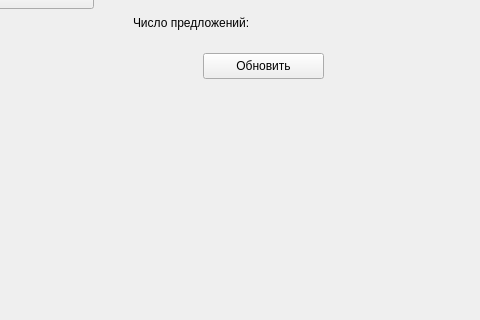
Above: uis/app.ui from Holodome/ling before the change; both pictures show x 137 to 617 and y 127 to 447 of the 617 by 447 pixel window. Below: the same form after it.
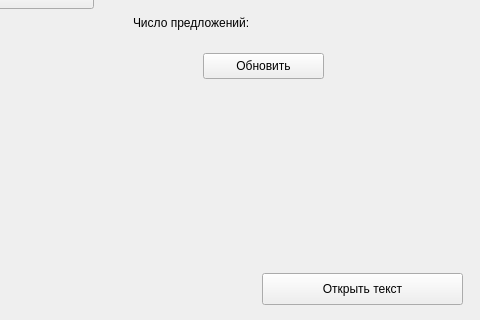
That is the form after the change.

```diff
--- a/uis/app.ui
+++ b/uis/app.ui
@@ -227,6 +227,19 @@
     <string>Обновить</string>
    </property>
   </widget>
+  <widget class="QPushButton" name="open_text_btn">
+   <property name="geometry">
+    <rect>
+     <x>399</x>
+     <y>400</y>
+     <width>201</width>
+     <height>32</height>
+    </rect>
+   </property>
+   <property name="text">
+    <string>Открыть текст</string>
+   </property>
+  </widget>
  </widget>
  <resources/>
  <connections/>
```
